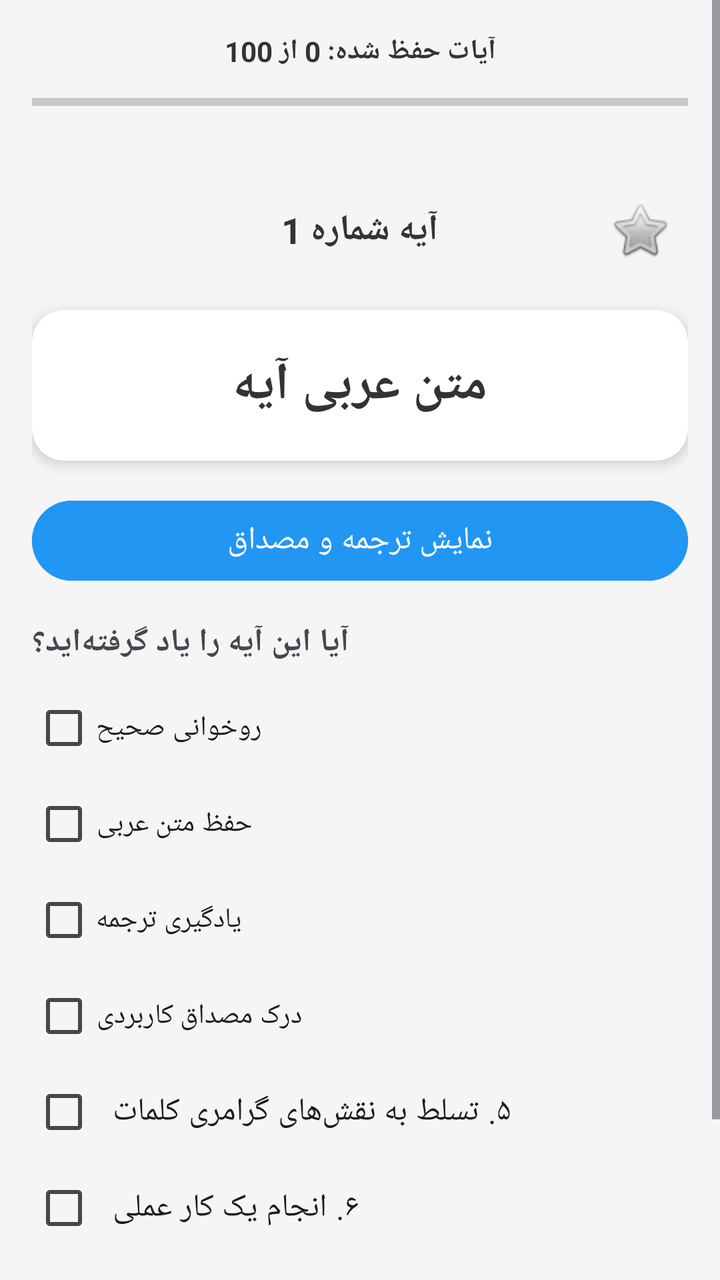
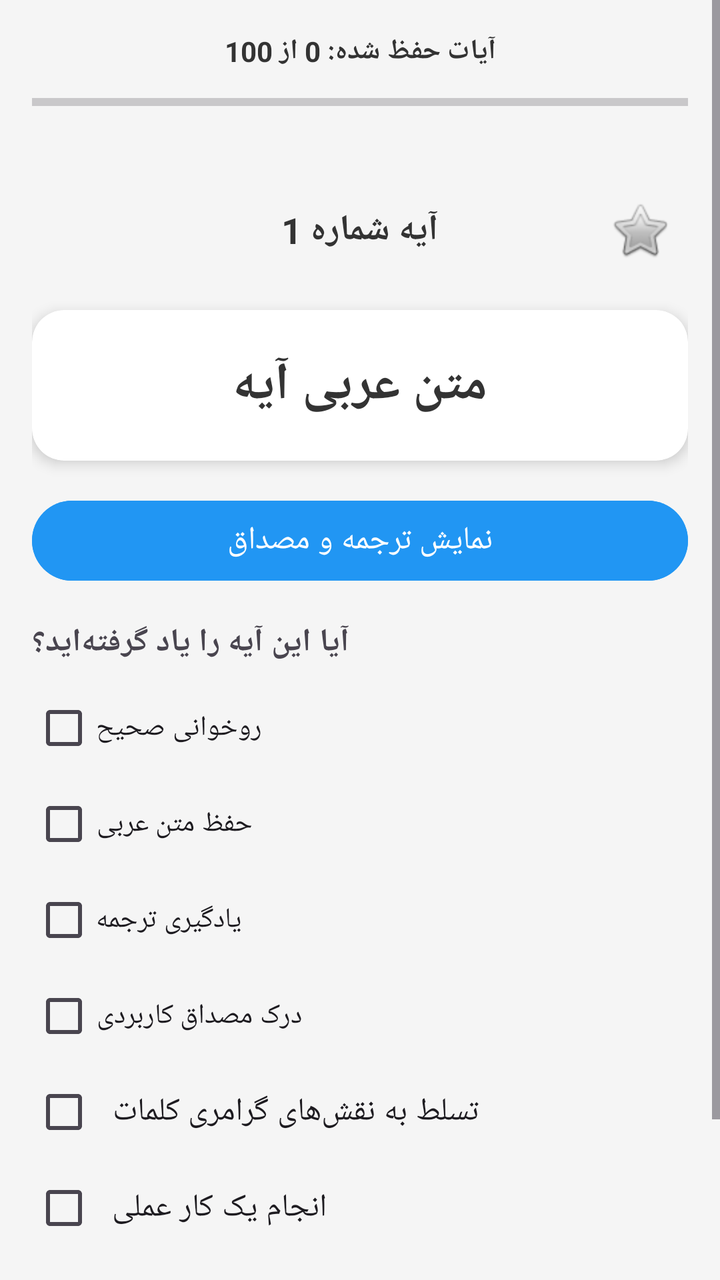

Two renders of the same Android screen: before a commit and after it. Below are the layout's source before the change and the commit's diff.
<!-- AndroidManifest.xml: application theme Theme.Material3.DayNight.NoActionBar -->
<!-- res/layout/activity_main.xml -->
<?xml version="1.0" encoding="utf-8"?>
<ScrollView xmlns:android="http://schemas.android.com/apk/res/android"
    xmlns:app="http://schemas.android.com/apk/res-auto"
    xmlns:tools="http://schemas.android.com/tools"
    android:layout_width="match_parent"
    android:layout_height="match_parent"
    android:background="#F5F5F5"
    tools:context=".MainActivity">

    <LinearLayout
        android:layout_width="match_parent"
        android:layout_height="wrap_content"
        android:orientation="vertical"
        android:padding="16dp">

        
        <LinearLayout
            android:layout_width="match_parent"
            android:layout_height="wrap_content"
            android:orientation="vertical"
            android:layout_marginBottom="16dp">

            <TextView
                android:id="@+id/progressStatsText"
                android:layout_width="match_parent"
                android:layout_height="wrap_content"
                android:text="آیات حفظ شده: 0 از 100"
                android:gravity="center"
                android:textColor="#333333"
                android:textSize="14sp"
                android:textStyle="bold"
                android:layout_marginBottom="8dp"/>

            <ProgressBar
                android:id="@+id/progressBar"
                style="?android:attr/progressBarStyleHorizontal"
                android:layout_width="match_parent"
                android:layout_height="wrap_content"
                android:max="100"
                android:progress="0"
                android:progressTint="#4CAF50"
                android:layout_marginBottom="16dp"/>
        </LinearLayout>

        
        <RelativeLayout
            android:layout_width="match_parent"
            android:layout_height="wrap_content"
            android:layout_marginBottom="16dp">

            <TextView
                android:id="@+id/verseNumber"
                android:layout_width="wrap_content"
                android:layout_height="wrap_content"
                android:layout_centerInParent="true"
                android:text="آیه شماره 1"
                android:textColor="#333333"
                android:textSize="18sp"
                android:textStyle="bold" />

            <ImageButton
                android:id="@+id/favoriteButton"
                android:layout_width="48dp"
                android:layout_height="48dp"
                android:layout_alignParentEnd="true"
                android:background="?attr/selectableItemBackgroundBorderless"
                android:contentDescription="علاقه‌مندی‌ها"
                android:src="@android:drawable/btn_star_big_off" />
        </RelativeLayout>

        
        <androidx.cardview.widget.CardView
            android:layout_width="match_parent"
            android:layout_height="wrap_content"
            android:layout_marginBottom="16dp"
            app:cardCornerRadius="16dp"
            app:cardElevation="4dp">

            <TextView
                android:id="@+id/arabicText"
                android:layout_width="match_parent"
                android:layout_height="wrap_content"
                android:gravity="center"
                android:padding="20dp"
                android:text="متن عربی آیه"
                android:textColor="#333333"
                android:textSize="26sp"
                android:textStyle="bold" />
        </androidx.cardview.widget.CardView>

        
        
        <androidx.recyclerview.widget.RecyclerView
            android:id="@+id/wordsRecyclerView"
            android:layout_width="match_parent"
            android:layout_height="wrap_content"
            android:layout_marginBottom="16dp"
            android:nestedScrollingEnabled="false"
            android:layoutDirection="rtl"
            android:visibility="gone" />
        

        
        <Button
            android:id="@+id/btnShowTranslation"
            android:layout_width="match_parent"
            android:layout_height="wrap_content"
            android:text="نمایش ترجمه و مصداق"
            android:textSize="16sp"
            android:backgroundTint="#2196F3"
            android:textColor="#FFFFFF"
            android:layout_marginBottom="16dp" />

        
        <androidx.cardview.widget.CardView
            android:id="@+id/cardTranslation"
            android:layout_width="match_parent"
            android:layout_height="wrap_content"
            android:layout_marginBottom="16dp"
            android:visibility="gone"
            app:cardCornerRadius="12dp"
            app:cardElevation="2dp">

            <TextView
                android:id="@+id/translation"
                android:layout_width="match_parent"
                android:layout_height="wrap_content"
                android:padding="16dp"
                android:text="ترجمه فارسی"
                android:textColor="#666666"
                android:textSize="18sp"
                android:lineSpacingExtra="4dp"/>
        </androidx.cardview.widget.CardView>

        
        <androidx.cardview.widget.CardView
            android:id="@+id/cardExample"
            android:layout_width="match_parent"
            android:layout_height="wrap_content"
            android:layout_marginBottom="24dp"
            android:visibility="gone"
            app:cardCornerRadius="12dp"
            app:cardElevation="2dp">

            <TextView
                android:id="@+id/exampleText"
                android:layout_width="match_parent"
                android:layout_height="wrap_content"
                android:padding="16dp"
                android:text="مصداق کاربردی"
                android:textColor="#00796B"
                android:textSize="16sp"
                android:textStyle="italic"
                android:lineSpacingExtra="4dp"/>
        </androidx.cardview.widget.CardView>

        
        <TextView
            android:layout_width="wrap_content"
            android:layout_height="wrap_content"
            android:text="آیا این آیه را یاد گرفته‌اید؟"
            android:textSize="16sp"
            android:textStyle="bold"
            android:layout_marginBottom="8dp"/>

        
        <LinearLayout
            android:layout_width="match_parent"
            android:layout_height="wrap_content"
            android:orientation="vertical"
            android:layout_marginBottom="24dp">

            <CheckBox android:id="@+id/checkBox1" android:layout_width="wrap_content" android:layout_height="wrap_content" android:text="روخوانی صحیح" />
            <CheckBox android:id="@+id/checkBox2" android:layout_width="wrap_content" android:layout_height="wrap_content" android:text="حفظ متن عربی" />
            <CheckBox android:id="@+id/checkBox3" android:layout_width="wrap_content" android:layout_height="wrap_content" android:text="یادگیری ترجمه" />
            <CheckBox android:id="@+id/checkBox4" android:layout_width="wrap_content" android:layout_height="wrap_content" android:text="درک مصداق کاربردی" />
            <CheckBox
    android:id="@+id/checkBox5"
    android:layout_width="wrap_content"
    android:layout_height="wrap_content"
    android:text="۵. تسلط به نقش‌های گرامری کلمات"
    android:textSize="16sp"
    android:padding="8dp"/>

<CheckBox
    android:id="@+id/checkBox6"
    android:layout_width="wrap_content"
    android:layout_height="wrap_content"
    android:text="۶. انجام یک کار عملی"
    android:textSize="16sp"
    android:padding="8dp"/>
        </LinearLayout>

        
        <LinearLayout
            android:layout_width="match_parent"
            android:layout_height="wrap_content"
            android:orientation="horizontal"
            android:gravity="center"
            android:layout_marginBottom="16dp">

            <Button
                android:id="@+id/nextButton"
                android:layout_width="0dp"
                android:layout_height="wrap_content"
                android:layout_weight="1"
                android:text="آیه بعدی"
                android:layout_marginEnd="8dp"/>

            <Button
                android:id="@+id/btnBackToDashboard"
                android:layout_width="0dp"
                android:layout_height="wrap_content"
                android:layout_weight="1"
                android:text="بازگشت به داشبورد"
                android:backgroundTint="#757575"
                android:layout_marginStart="8dp"/>
        </LinearLayout>

    </LinearLayout>
</ScrollView>
<!-- resources referenced by this layout -->
<resources>

</resources>

<!-- the commit's change to res/layout/activity_main.xml (unified diff, before → after) -->
@@ -178,7 +178,7 @@
     android:id="@+id/checkBox5"
     android:layout_width="wrap_content"
     android:layout_height="wrap_content"
-    android:text="۵. تسلط به نقش‌های گرامری کلمات"
+    android:text="تسلط به نقش‌های گرامری کلمات"
     android:textSize="16sp"
     android:padding="8dp"/>
 
@@ -186,7 +186,7 @@
     android:id="@+id/checkBox6"
     android:layout_width="wrap_content"
     android:layout_height="wrap_content"
-    android:text="۶. انجام یک کار عملی"
+    android:text="انجام یک کار عملی"
     android:textSize="16sp"
     android:padding="8dp"/>
         </LinearLayout>
